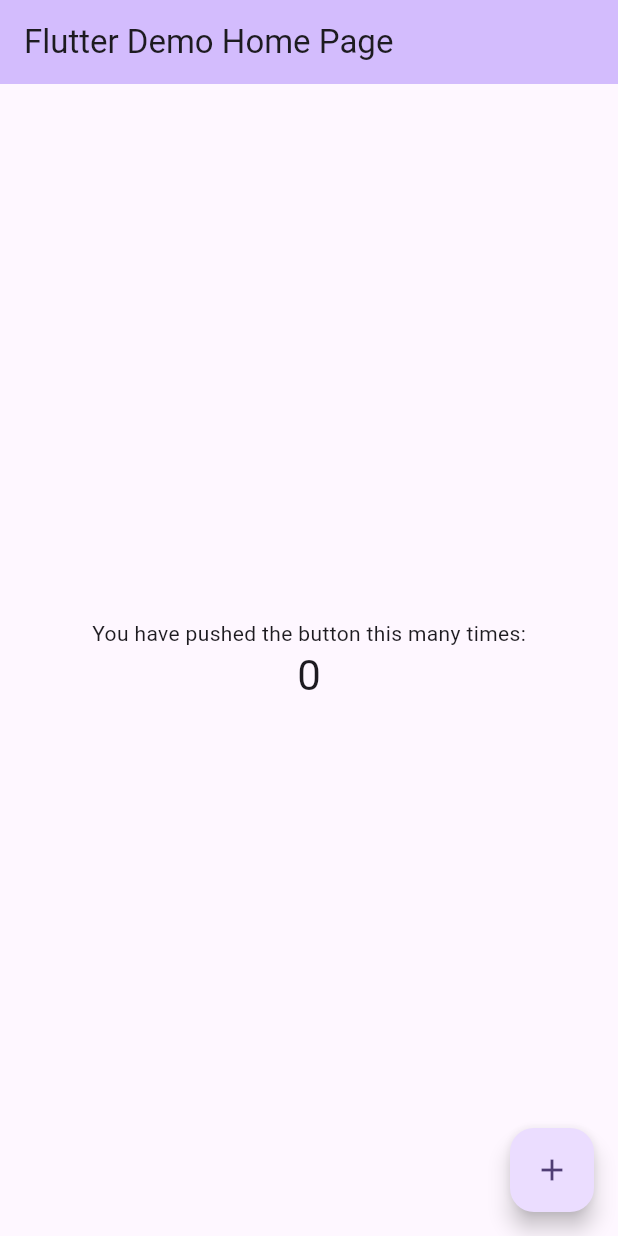
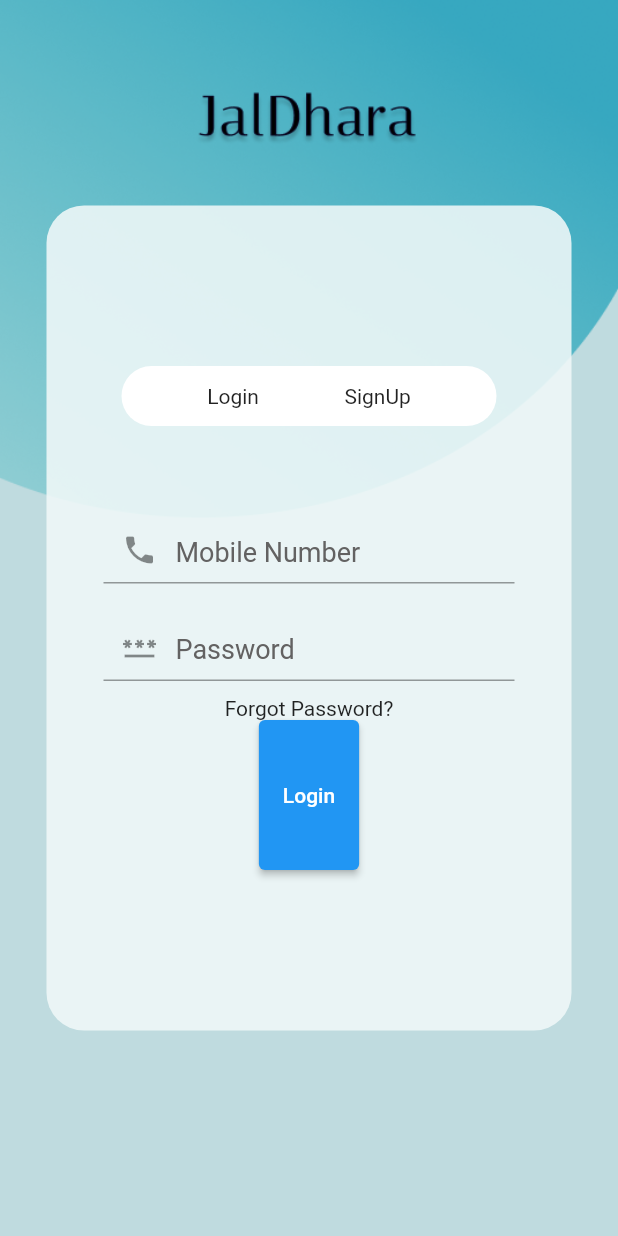
Before and after one commit to ParvaJain210926/jaldhara_minor, a Flutter app: the screen it shows after launch, on a phone screen of 412 x 824 dp. Run offline on Flutter 3.47's test engine with Material 2 defaults, Android fonts, the phone set to English and light mode, and no system bars.

Commit message:
first commit

```diff
--- a/lib/main.dart
+++ b/lib/main.dart
@@ -1,4 +1,7 @@
 import 'package:flutter/material.dart';
+import 'package:jaldhara/modules/login/login_view.dart';
+import 'package:jaldhara/modules/splash.dart';
+// import 'package:jaldhara/modules/splash.dart';
 
 void main() {
   runApp(const MyApp());
@@ -11,115 +14,10 @@ class MyApp extends StatelessWidget {
   @override
   Widget build(BuildContext context) {
     return MaterialApp(
-      title: 'Flutter Demo',
-      theme: ThemeData(
-        // This is the theme of your application.
-        //
-        // TRY THIS: Try running your application with "flutter run". You'll see
-        // the application has a blue toolbar. Then, without quitting the app,
-        // try changing the seedColor in the colorScheme below to Colors.green
-        // and then invoke "hot reload" (save your changes or press the "hot
-        // reload" button in a Flutter-supported IDE, or press "r" if you used
-        // the command line to start the app).
-        //
-        // Notice that the counter didn't reset back to zero; the application
-        // state is not lost during the reload. To reset the state, use hot
-        // restart instead.
-        //
-        // This works for code too, not just values: Most code changes can be
-        // tested with just a hot reload.
-        colorScheme: ColorScheme.fromSeed(seedColor: Colors.deepPurple),
-        useMaterial3: true,
-      ),
-      home: const MyHomePage(title: 'Flutter Demo Home Page'),
+      debugShowCheckedModeBanner: false,
+      home: LoginScreen(),
+
+
     );
   }
 }
-
-class MyHomePage extends StatefulWidget {
-  const MyHomePage({super.key, required this.title});
-
-  // This widget is the home page of your application. It is stateful, meaning
-  // that it has a State object (defined below) that contains fields that affect
-  // how it looks.
-
-  // This class is the configuration for the state. It holds the values (in this
-  // case the title) provided by the parent (in this case the App widget) and
-  // used by the build method of the State. Fields in a Widget subclass are
-  // always marked "final".
-
-  final String title;
-
-  @override
-  State<MyHomePage> createState() => _MyHomePageState();
-}
-
-class _MyHomePageState extends State<MyHomePage> {
-  int _counter = 0;
-
-  void _incrementCounter() {
-    setState(() {
-      // This call to setState tells the Flutter framework that something has
-      // changed in this State, which causes it to rerun the build method below
-      // so that the display can reflect the updated values. If we changed
-      // _counter without calling setState(), then the build method would not be
-      // called again, and so nothing would appear to happen.
-      _counter++;
-    });
-  }
-
-  @override
-  Widget build(BuildContext context) {
-    // This method is rerun every time setState is called, for instance as done
-    // by the _incrementCounter method above.
-    //
-    // The Flutter framework has been optimized to make rerunning build methods
-    // fast, so that you can just rebuild anything that needs updating rather
-    // than having to individually change instances of widgets.
-    return Scaffold(
-      appBar: AppBar(
-        // TRY THIS: Try changing the color here to a specific color (to
-        // Colors.amber, perhaps?) and trigger a hot reload to see the AppBar
-        // change color while the other colors stay the same.
-        backgroundColor: Theme.of(context).colorScheme.inversePrimary,
-        // Here we take the value from the MyHomePage object that was created by
-        // the App.build method, and use it to set our appbar title.
-        title: Text(widget.title),
-      ),
-      body: Center(
-        // Center is a layout widget. It takes a single child and positions it
-        // in the middle of the parent.
-        child: Column(
-          // Column is also a layout widget. It takes a list of children and
-          // arranges them vertically. By default, it sizes itself to fit its
-          // children horizontally, and tries to be as tall as its parent.
-          //
-          // Column has various properties to control how it sizes itself and
-          // how it positions its children. Here we use mainAxisAlignment to
-          // center the children vertically; the main axis here is the vertical
-          // axis because Columns are vertical (the cross axis would be
-          // horizontal).
-          //
-          // TRY THIS: Invoke "debug painting" (choose the "Toggle Debug Paint"
-          // action in the IDE, or press "p" in the console), to see the
-          // wireframe for each widget.
-          mainAxisAlignment: MainAxisAlignment.center,
-          children: <Widget>[
-            const Text(
-              'You have pushed the button this many times:',
-            ),
-            Text(
-              '$_counter',
-              style: Theme.of(context).textTheme.headlineMedium,
-            ),
-          ],
-        ),
-      ),
-      floatingActionButton: FloatingActionButton(
-        onPressed: _incrementCounter,
-        tooltip: 'Increment',
-        child: const Icon(Icons.add),
-      ), // This trailing comma makes auto-formatting nicer for build methods.
-    );
-  }
-}
--- /dev/null
+++ b/lib/modules/login/login_view.dart
@@ -0,0 +1,84 @@
+import 'package:flutter/material.dart';
+import 'package:jaldhara/resources/app_colors.dart';
+
+import 'package:jaldhara/resources/app_images.dart';
+import 'package:jaldhara/utils/appBtn.dart';
+
+import '../../utils/appStrings.dart';
+import '../../utils/appTxtField.dart';
+
+class LoginScreen extends StatefulWidget {
+  const LoginScreen({super.key});
+
+  @override
+  State<LoginScreen> createState() => _LoginScreenState();
+}
+
+class _LoginScreenState extends State<LoginScreen> {
+  @override
+  Widget build(BuildContext context) {
+    return Scaffold(
+      resizeToAvoidBottomInset: false,
+      body: Center(
+        child: Container(
+          height: double.infinity,
+          width: double.infinity,
+          decoration: BoxDecoration(
+              color: AppColors.loginColor,
+              image: DecorationImage(
+                  fit: BoxFit.cover, image: AssetImage(AppImages.loginPage))),
+          child: Center(
+            child: Container(
+              height: 550,
+              width: 350,
+              decoration: BoxDecoration(
+                borderRadius: BorderRadius.all(Radius.circular(25)),
+                color: AppColors.txtbox,
+              ),
+              child: Column(
+                mainAxisAlignment: MainAxisAlignment.center,
+                crossAxisAlignment: CrossAxisAlignment.center,
+                children: [
+                  Container(
+                    height: 40,
+                    width: 250,
+                    decoration: BoxDecoration(
+                      borderRadius: BorderRadius.circular(30),
+                      color: AppColors.white,
+                    ),
+                    child: Row(
+                      mainAxisAlignment: MainAxisAlignment.spaceEvenly,
+                      children: [
+                        Text("Login"),
+
+                       Text("SignUp"),
+                      ]
+
+                    ),
+                  ),
+                  SizedBox(height: 50),
+                  TxtField(
+                    // controller: loginController.mobno_ctrl,
+                    obscure: false,
+                    icon: const Icon(Icons.phone),
+                    hint: AppStrings.mobno,
+                    keyboard: TextInputType.number,
+                  ),
+                  TxtField(
+                    // controller: loginController.mobno_ctrl,
+                    obscure: false,
+                    icon: const Icon(Icons.password),
+                    hint: AppStrings.password,
+                    keyboard: TextInputType.emailAddress,
+                  ),
+                  Text("Forgot Password?"),
+                  AppButton()
+                ],
+              ),
+            ),
+          ),
+        ),
+      ),
+    );
+  }
+}
--- /dev/null
+++ b/lib/modules/splash.dart
@@ -0,0 +1,67 @@
+import 'dart:async';
+
+import 'package:flutter/material.dart';
+import 'package:jaldhara/modules/login/login_view.dart';
+import 'package:jaldhara/resources/app_colors.dart';
+
+import '../resources/app_images.dart';
+
+class SplashScreen extends StatefulWidget {
+  const SplashScreen({super.key});
+
+  @override
+  State<SplashScreen> createState() => _SplashScreenState();
+}
+
+class _SplashScreenState extends State<SplashScreen> {
+  @override
+  void initState() {
+    super.initState();
+    Timer(Duration(seconds: 2),()=> Navigator.of(context).pushReplacement(
+      MaterialPageRoute(builder: (context) => const LoginScreen())));
+  }
+
+  Widget build(BuildContext context) {
+    return Container(
+      height: double.infinity,
+      width: double.infinity,
+      decoration: BoxDecoration(
+        color: AppColors.white,
+        image: DecorationImage(
+          fit: BoxFit.cover,
+          image: AssetImage(AppImages.logo2))
+      ),
+    );
+  }
+}
+
+// class SplashView extends StatefulWidget {
+//   const SplashView({super.key});
+
+//   @override
+//   State<SplashView> createState() => _SplashViewState();
+// }
+
+// class _SplashViewState extends State<SplashView> {
+//   @override
+//   void initState() {
+//     // TODO: implement initState
+//     super.initState();
+//     // continueAnimation();
+//     Timer(
+//       const Duration(seconds: 2), () => Get.toNamed(AppRoutes.loginView),
+//       //       () => Navigator.of(context).pushReplacement(
+//       //           MaterialPageRoute(builder: (context) => const LoginView()))
+//     );
+//   }
+
+//   @override
+//   Widget build(BuildContext context) {
+//     return Container(
+//         height: double.infinity,
+//         width: double.infinity,
+//         decoration: BoxDecoration(
+//             color: AppColors.white,
+//             image: DecorationImage(
+//                 fit: BoxFit.cover, image: AssetImage(AppImages.splash))));
+//   }
--- /dev/null
+++ b/lib/resources/app_colors.dart
@@ -0,0 +1,14 @@
+import 'package:flutter/material.dart';
+
+class AppColors {
+static const black = Colors.black;
+  static const black2 = Color.fromARGB(255, 59, 54, 54);
+  static const black1 = Color.fromARGB(255, 99, 98, 98);
+ static const black3 = Color.fromARGB(255, 152, 194, 155);
+
+ static const white = Colors.white;
+  static const loginColor = Color.fromARGB(255, 223, 239, 239);
+  static const loginbg = Color(0xff5CACBD);
+ static Color? grey = Colors.grey.withOpacity(.2);
+  static Color txtbox = Color.fromARGB(255, 240, 248, 248).withOpacity(0.88);
+}
--- /dev/null
+++ b/lib/resources/app_images.dart
@@ -0,0 +1,6 @@
+class AppImages {
+  static const logo2 = "assets/Images/Logo2.png";
+  static const logo = "assets/Images/Logo.png";
+  static const loginDesign = "assets/Images/LoginDesign.png";
+  static const loginPage = "assets/Images/login page.png";
+}
--- /dev/null
+++ b/lib/utils/appBtn.dart
@@ -0,0 +1,14 @@
+import 'package:flutter/material.dart';
+
+class AppButton extends StatelessWidget {
+  const AppButton({super.key});
+
+  @override
+  Widget build(BuildContext context) {
+    return Container(
+      height: 100,
+      child: ElevatedButton(onPressed: (){},
+       child: Text("Login")),
+    );
+  }
+}
--- /dev/null
+++ b/lib/utils/appStrings.dart
@@ -0,0 +1,9 @@
+class AppStrings{
+   static const mobno = "Mobile Number";
+  static const password = "Password";
+  static const login = "Login";
+  static const forgotpass = "Forgot Password?";
+  static const account = "Already have an account? ";
+  static const signup = "SignUp";
+  static const otp = " Enter OTP";
+}
--- /dev/null
+++ b/lib/utils/appTxtField.dart
@@ -0,0 +1,61 @@
+import 'package:flutter/material.dart';
+
+import '../resources/app_colors.dart';
+
+// ignore: must_be_immutable
+class TxtField extends StatelessWidget {
+  TxtField({
+    super.key,
+    this.obscure,
+    // this.text,
+    this.controller,
+    this.icon,
+    this.hint,
+    this.keyboard,
+  });
+  bool? obscure;
+  TextEditingController? controller;
+  // String? text;
+  Widget? icon;
+  String? hint;
+  TextInputType? keyboard;
+
+  final formKey = GlobalKey<FormState>();
+
+  @override
+  Widget build(BuildContext context) {
+    return Padding(
+      padding: const EdgeInsets.all(10),
+      child: Column(
+        crossAxisAlignment: CrossAxisAlignment.start,
+        children: [
+          Padding(
+            padding: const EdgeInsets.symmetric(horizontal: 20),
+            child: Container(
+                alignment: Alignment.centerLeft,
+                decoration: BoxDecoration(
+                    // color: AppColors.grey,
+                    borderRadius: BorderRadius.circular(10)),
+                height: 45,
+                child: Padding(
+                    padding: const EdgeInsets.symmetric(horizontal: 8),
+                    child: TextFormField(
+                      controller: controller,
+                      obscureText: obscure!,
+                      keyboardType: keyboard,
+                      style: const TextStyle(
+                          color: AppColors.black1, fontSize: 18),
+                      autovalidateMode: AutovalidateMode.onUserInteraction,
+                      decoration: InputDecoration(
+                        // border: InputBorder.none,
+                        prefixIcon: icon,
+                        hintText: hint,
+                        hintStyle: const TextStyle(color: AppColors.black1),
+                      ),
+                    ))),
+          )
+        ],
+      ),
+    );
+  }
+}
```
Also changed, not shown: pubspec.yaml (+5 -3 lines), assets/Images/LoginDesign.png (added), assets/Images/Logo.png (added), assets/Images/Logo2.png (added), assets/Images/login page.png (added).
